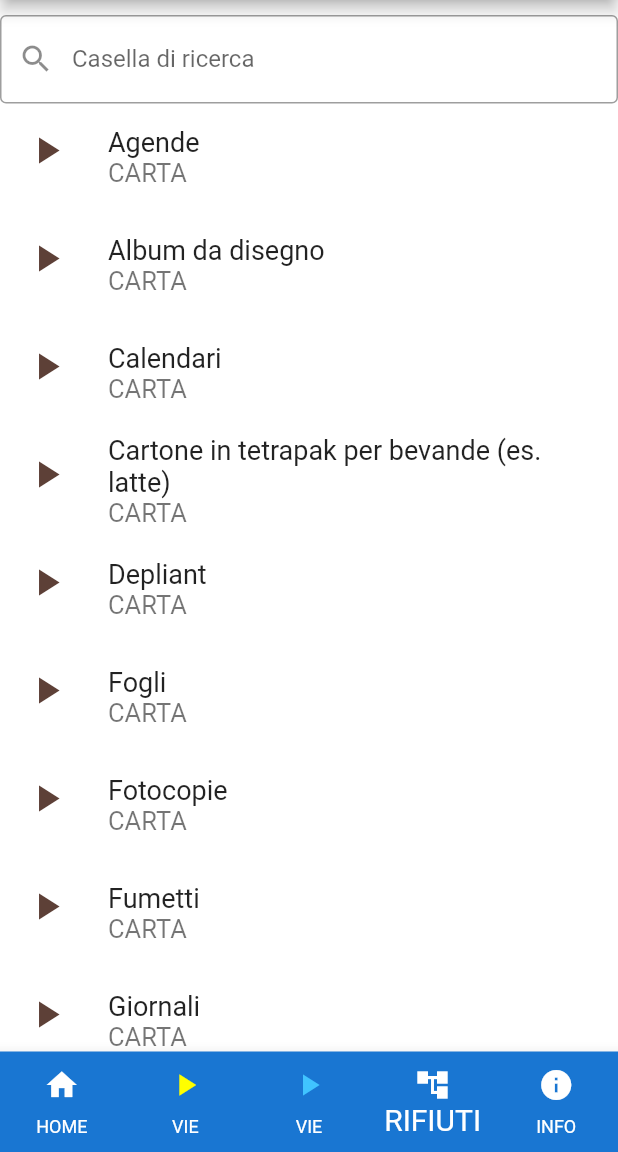
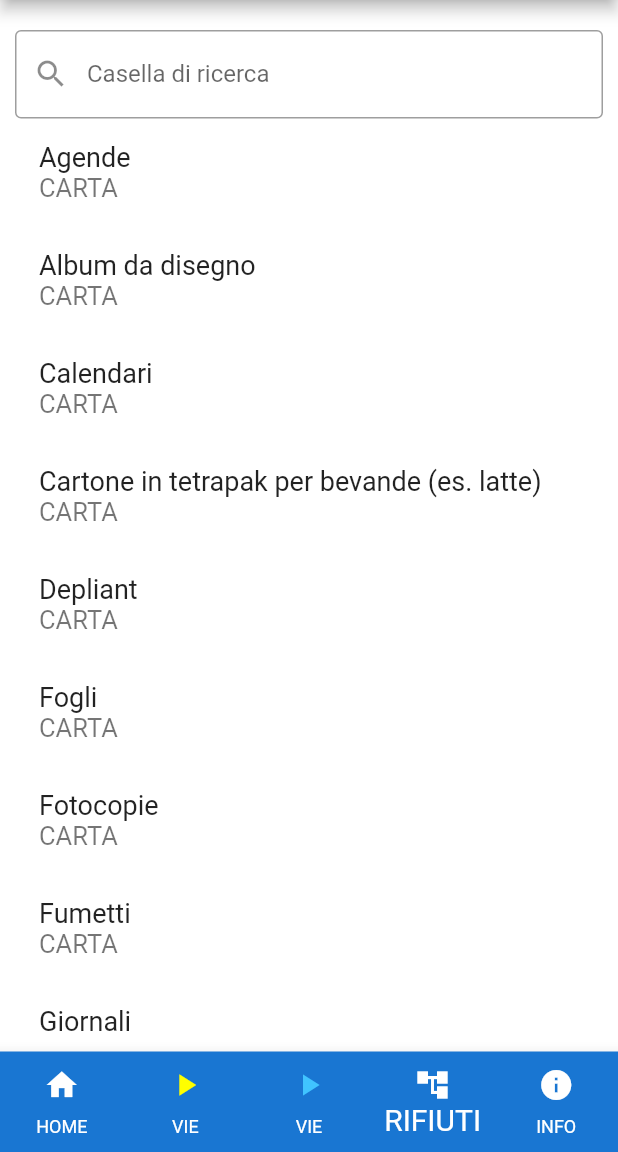
Before and after one commit to FabiodzDev/sa-passa-doman, a Flutter app: the screen it shows after launch, item 4 of the bottom bar chosen, on a phone screen of 412 x 824 dp, the part 84-1236 px from its top. Run offline on Flutter 3.47's test engine with Material 2 defaults, Android fonts, the phone set to English and light mode, and no system bars; our stand-ins replace splashscreen.

Commit message:
Icona con sfondo bianco + tolto icone pagina rifiuti

```diff
--- a/lib/rifiuti.dart
+++ b/lib/rifiuti.dart
@@ -19,6 +19,7 @@ class _RifiutiState extends State<Rifiuti> {
   Widget build(BuildContext context) {
     return SafeArea(
       child: Container(
+          padding: EdgeInsets.all(10),
           child: ListView(
         children: [
           SizedBox(
@@ -613,13 +614,13 @@ class ElencoRifiuti {
 
     List<Widget> elenco = List<Widget>();
 
-    for (var i = 0; i < tuttiIRifiuti.length; i++) {
+    for (var i = 0; i < tuttiIRifiuti.length; i++) {  // 05/01/2021 Sotto ho tolto la possibilità di vedere l'icona. Faccio più pulito
       IconData icona = Icons.add;
       Color coloreIcona = Colors.blue[200];
 
       if (tuttiIRifiuti[i].tipoRifiuto ==
           nomeRifiuto.ilnomerifiuto(tipoRifiuto: tipoRifiuti.carta)) {
-        icona = Icons.play_arrow;
+        icona = Icons.account_box_sharp;
         coloreIcona = Colors.brown.shade700;
       }
 
@@ -703,11 +704,11 @@ class ElencoRifiuti {
         elenco.add(
           Container(
             child: ListTile(
-              leading: Icon(
-                icona,
-                size: 30,
-                color: coloreIcona,
-              ),
+             // leading: Icon(
+                //icona,
+               // size: 30,
+               // color: coloreIcona,
+             // ),
               title: Text(
                 tuttiIRifiuti[i].descrizioneRifiuto,
                 style: TextStyle(fontSize: 18),
--- a/lib/splashScreen.dart
+++ b/lib/splashScreen.dart
@@ -20,7 +20,7 @@ class _SplashState extends State<Splash> {
         title: new Text(
           'BENVENUTO',
           style:
-          new TextStyle(fontWeight: FontWeight.bold, fontSize: 40.0, color: Colors.blue.shade800),
+          new TextStyle(fontWeight: FontWeight.bold, fontSize: 35.0, color: Colors.blue),
         ),
         image: new Image.asset('images/1024.png'),
         backgroundColor: Colors.white,
```
Also changed, not shown: 7 other files.
